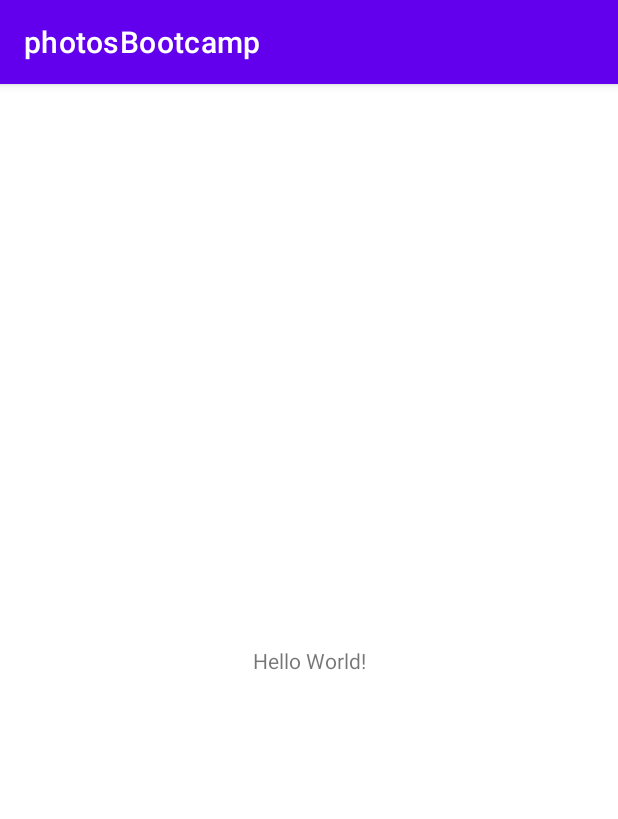
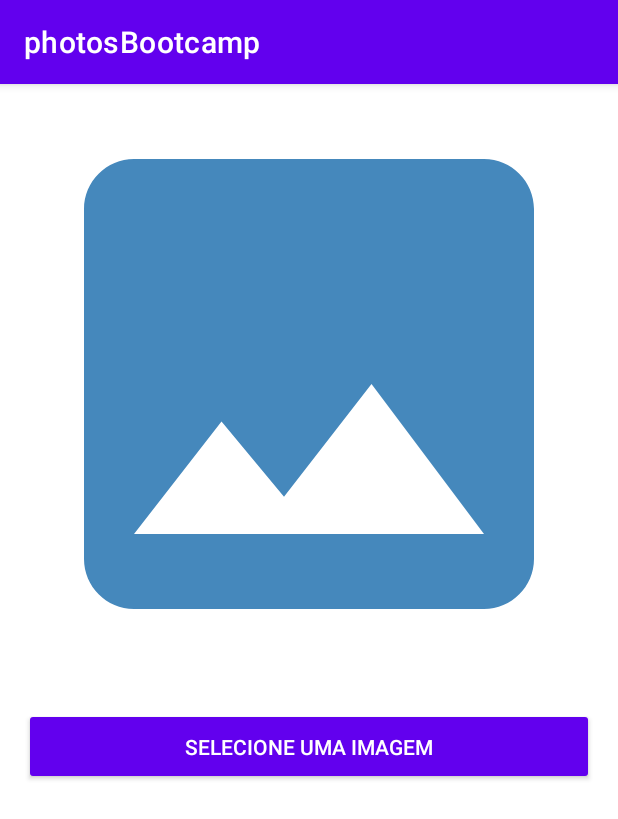
Before and after one commit to SirLeow/photosBootcamp, an Android app: the screen it shows after launch (MainActivity), on a phone screen of 412 x 824 dp. Shown: the top 819 px of the screen. Run offline under Robolectric (Android 15) with nearby library versions, the phone set to English and light mode, and no system bars.

Commit message:
Layout creation

```diff
--- a/app/src/main/res/layout/activity_main.xml
+++ b/app/src/main/res/layout/activity_main.xml
@@ -1,18 +1,30 @@
 <?xml version="1.0" encoding="utf-8"?>
-<androidx.constraintlayout.widget.ConstraintLayout xmlns:android="http://schemas.android.com/apk/res/android"
-    xmlns:app="http://schemas.android.com/apk/res-auto"
+<LinearLayout xmlns:android="http://schemas.android.com/apk/res/android"
     xmlns:tools="http://schemas.android.com/tools"
     android:layout_width="match_parent"
     android:layout_height="match_parent"
-    tools:context=".MainActivity">
+    tools:context=".MainActivity"
+    android:gravity="center_horizontal"
+    android:orientation="vertical">
 
-    <TextView
-        android:layout_width="wrap_content"
+    <ImageView
+        android:id="@+id/image_view"
+        android:src="@drawable/image"
+        android:contentDescription="@string/selected_image"
+        android:layout_width="400dp"
+        android:layout_height="400dp"
+        android:scaleType="centerCrop"
+        />
+
+    <Button
+        android:id="@+id/pick_button"
+        android:layout_width="match_parent"
         android:layout_height="wrap_content"
-        android:text="Hello World!"
-        app:layout_constraintBottom_toBottomOf="parent"
-        app:layout_constraintLeft_toLeftOf="parent"
-        app:layout_constraintRight_toRightOf="parent"
-        app:layout_constraintTop_toTopOf="parent" />
+        android:padding="10dp"
+        android:layout_margin="16dp"
+        style="@style/Widget.AppCompat.Button.Colored"
+        android:text="@string/image_select"
+        />
 
-</androidx.constraintlayout.widget.ConstraintLayout>
+
+</LinearLayout>
--- a/app/src/main/res/values/strings.xml
+++ b/app/src/main/res/values/strings.xml
@@ -1,3 +1,5 @@
 <resources>
     <string name="app_name">photosBootcamp</string>
+    <string name="selected_image">Imagem a ser selecionada pelo usuario</string>
+    <string name="image_select">Selecione uma imagem</string>
 </resources>
```
